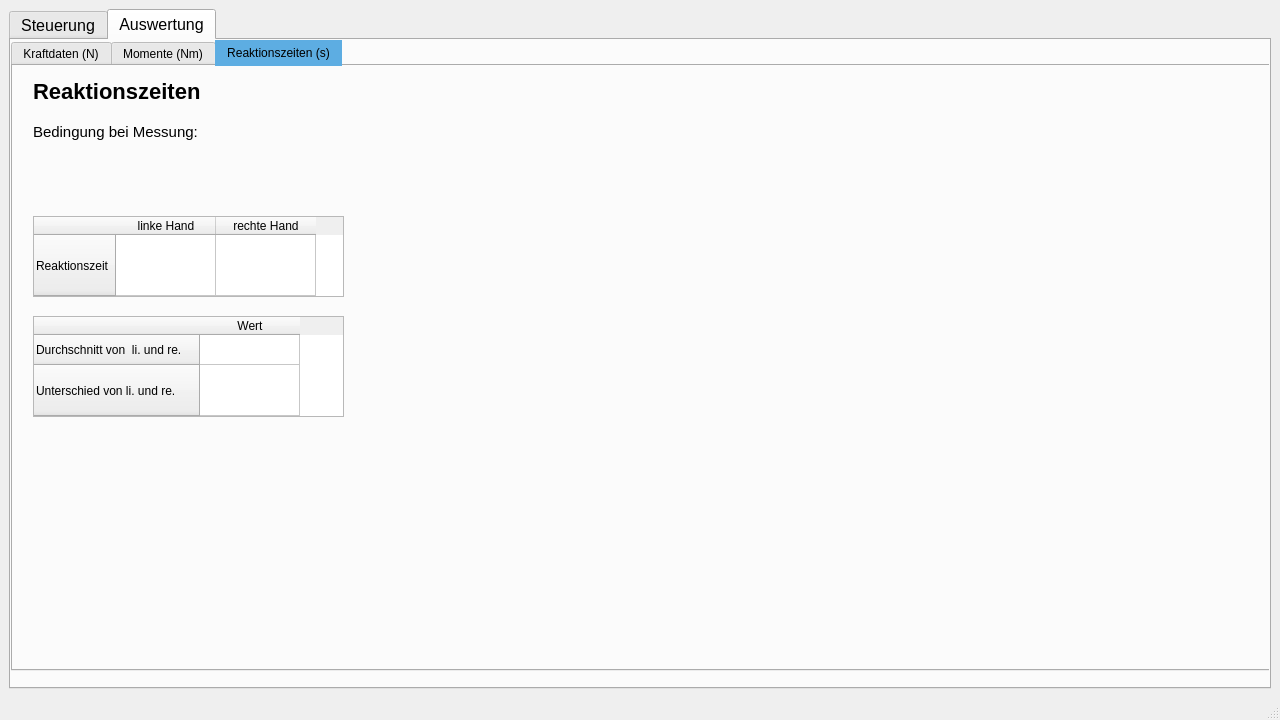
Old version of the form app_GUI.ui in the repository TillSchroeter/RaspberryPi_Snapcoach.
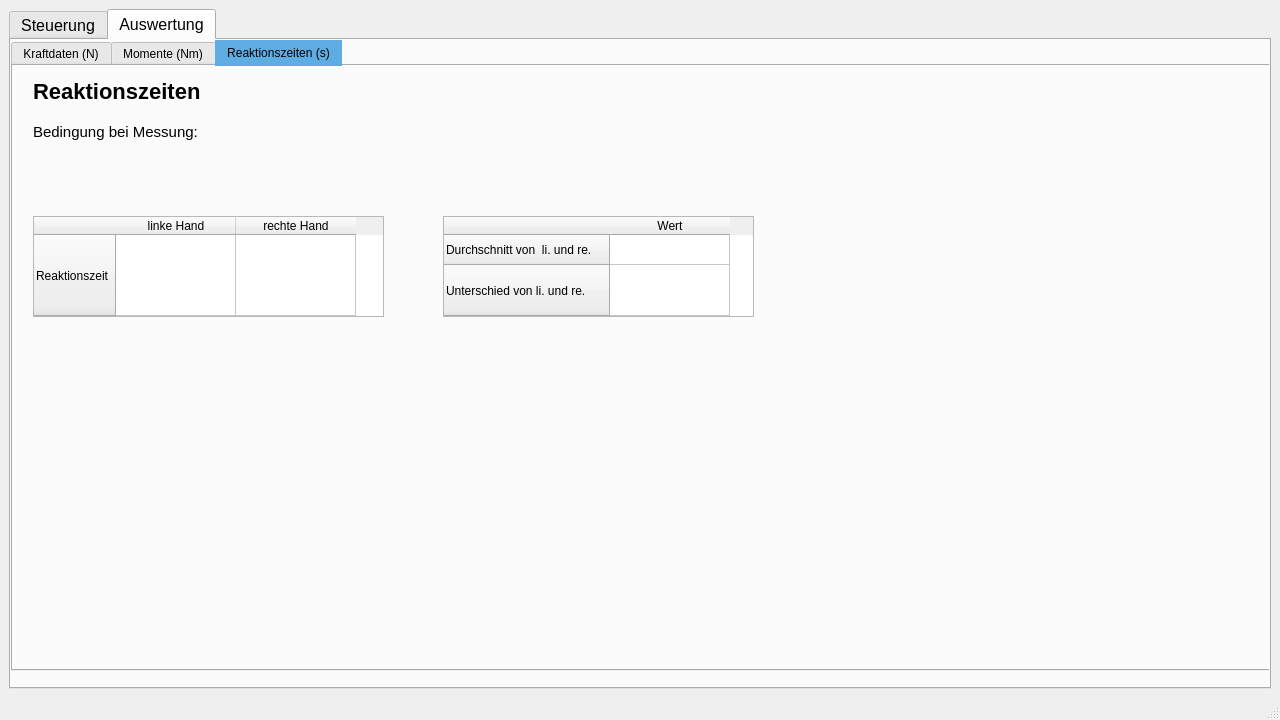
New version of the form. The open tabs and pages were chosen to show the change.

Patch:
```diff
--- a/app_GUI.ui
+++ b/app_GUI.ui
@@ -1341,8 +1341,8 @@
            <rect>
             <x>20</x>
             <y>150</y>
-            <width>311</width>
-            <height>81</height>
+            <width>351</width>
+            <height>101</height>
            </rect>
           </property>
           <property name="editTriggers">
@@ -1351,6 +1351,9 @@
           <property name="selectionMode">
            <enum>QAbstractItemView::NoSelection</enum>
           </property>
+          <attribute name="horizontalHeaderDefaultSectionSize">
+           <number>120</number>
+          </attribute>
           <attribute name="horizontalHeaderHighlightSections">
            <bool>true</bool>
           </attribute>
@@ -1379,8 +1382,8 @@
          <widget class="QTableWidget" name="tabelle_reaktion_durchschnitt">
           <property name="geometry">
            <rect>
-            <x>20</x>
-            <y>250</y>
+            <x>430</x>
+            <y>150</y>
             <width>311</width>
             <height>101</height>
            </rect>
@@ -1391,6 +1394,9 @@
           <property name="selectionMode">
            <enum>QAbstractItemView::NoSelection</enum>
           </property>
+          <attribute name="horizontalHeaderDefaultSectionSize">
+           <number>120</number>
+          </attribute>
           <attribute name="horizontalHeaderStretchLastSection">
            <bool>false</bool>
           </attribute>
```
Left out of the diff: 52 changed lines with no effect on the pictures.
